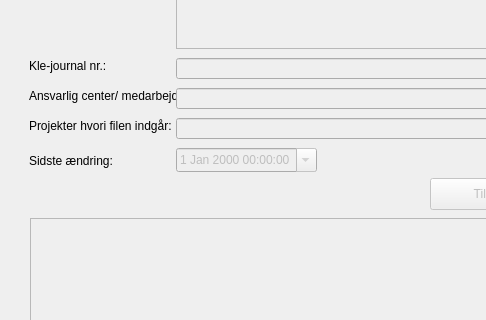
The window that src/MetadataFunctionality/ui/metadata_functionality_dialog.ui (Septima/qgis-metadatafunctionality) describes before a commit, drawn with Qt 5; both pictures show x 0 to 486 and y 372 to 692 of the 772 by 798 pixel window.
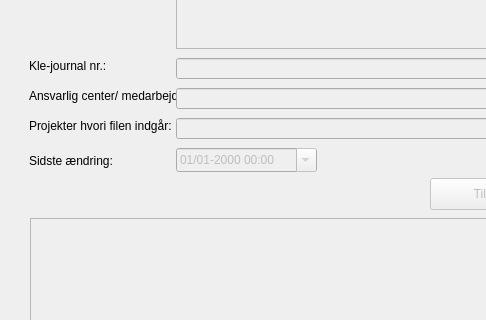
The same window after the commit.

```diff
--- a/src/MetadataFunctionality/ui/metadata_functionality_dialog.ui
+++ b/src/MetadataFunctionality/ui/metadata_functionality_dialog.ui
@@ -239,6 +239,9 @@
      <height>24</height>
     </rect>
    </property>
+   <property name="displayFormat">
+    <string>dd/MM-yyyy HH:mm</string>
+   </property>
    <property name="calendarPopup">
     <bool>true</bool>
    </property>
```
